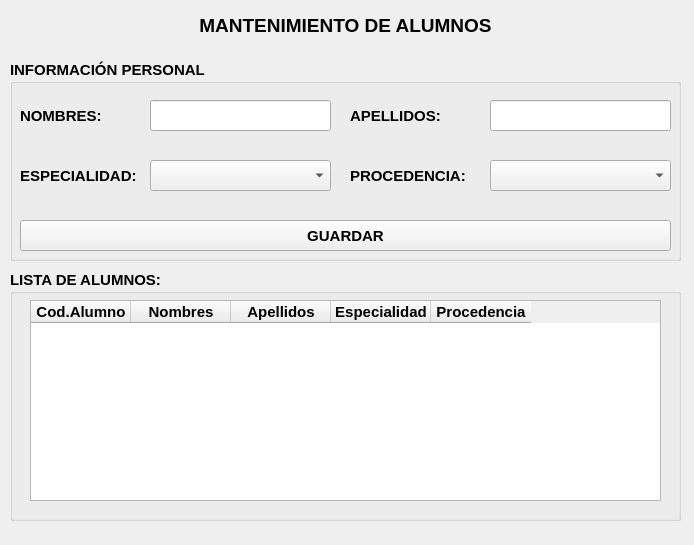
Before: the Qt Designer form view/frmalumno.ui in cursopoo1/app-notas-idat, drawn with Qt 5.
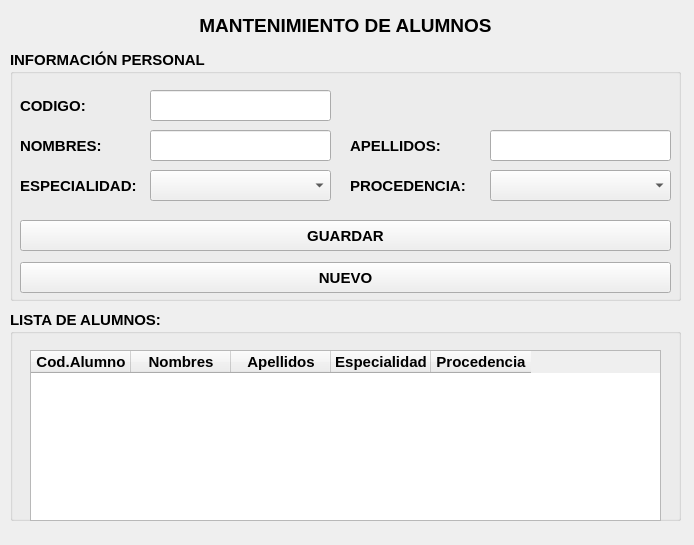
After: the same form once the commit is applied.

Commit message: click boton nuevo y cel click

```diff
--- a/view/frmalumno.ui
+++ b/view/frmalumno.ui
@@ -41,9 +41,9 @@
     <property name="geometry">
      <rect>
       <x>10</x>
-      <y>60</y>
+      <y>50</y>
       <width>671</width>
-      <height>201</height>
+      <height>251</height>
      </rect>
     </property>
     <property name="font">
@@ -60,7 +60,7 @@
      <property name="geometry">
       <rect>
        <x>10</x>
-       <y>40</y>
+       <y>80</y>
        <width>131</width>
        <height>31</height>
       </rect>
@@ -73,7 +73,7 @@
      <property name="geometry">
       <rect>
        <x>140</x>
-       <y>40</y>
+       <y>80</y>
        <width>181</width>
        <height>31</height>
       </rect>
@@ -83,7 +83,7 @@
      <property name="geometry">
       <rect>
        <x>480</x>
-       <y>40</y>
+       <y>80</y>
        <width>181</width>
        <height>31</height>
       </rect>
@@ -93,7 +93,7 @@
      <property name="geometry">
       <rect>
        <x>340</x>
-       <y>40</y>
+       <y>80</y>
        <width>131</width>
        <height>31</height>
       </rect>
@@ -106,7 +106,7 @@
      <property name="geometry">
       <rect>
        <x>10</x>
-       <y>105</y>
+       <y>125</y>
        <width>121</width>
        <height>21</height>
       </rect>
@@ -119,7 +119,7 @@
      <property name="geometry">
       <rect>
        <x>140</x>
-       <y>100</y>
+       <y>120</y>
        <width>181</width>
        <height>31</height>
       </rect>
@@ -129,7 +129,7 @@
      <property name="geometry">
       <rect>
        <x>340</x>
-       <y>105</y>
+       <y>125</y>
        <width>131</width>
        <height>21</height>
       </rect>
@@ -142,7 +142,7 @@
      <property name="geometry">
       <rect>
        <x>480</x>
-       <y>100</y>
+       <y>120</y>
        <width>181</width>
        <height>31</height>
       </rect>
@@ -152,7 +152,7 @@
      <property name="geometry">
       <rect>
        <x>10</x>
-       <y>160</y>
+       <y>170</y>
        <width>651</width>
        <height>31</height>
       </rect>
@@ -161,14 +161,53 @@
       <string>GUARDAR</string>
      </property>
     </widget>
+    <widget class="QPushButton" name="btnnuevo">
+     <property name="geometry">
+      <rect>
+       <x>10</x>
+       <y>212</y>
+       <width>651</width>
+       <height>31</height>
+      </rect>
+     </property>
+     <property name="text">
+      <string>NUEVO</string>
+     </property>
+    </widget>
+    <widget class="QLineEdit" name="txtcodigo">
+     <property name="geometry">
+      <rect>
+       <x>140</x>
+       <y>40</y>
+       <width>181</width>
+       <height>31</height>
+      </rect>
+     </property>
+     <property name="text">
+      <string/>
+     </property>
+    </widget>
+    <widget class="QLabel" name="label_5">
+     <property name="geometry">
+      <rect>
+       <x>10</x>
+       <y>40</y>
+       <width>121</width>
+       <height>31</height>
+      </rect>
+     </property>
+     <property name="text">
+      <string>CODIGO:</string>
+     </property>
+    </widget>
    </widget>
    <widget class="QGroupBox" name="groupBox_2">
     <property name="geometry">
      <rect>
       <x>10</x>
-      <y>270</y>
+      <y>310</y>
       <width>671</width>
-      <height>251</height>
+      <height>211</height>
      </rect>
     </property>
     <property name="font">
@@ -185,9 +224,9 @@
      <property name="geometry">
       <rect>
        <x>20</x>
-       <y>30</y>
+       <y>40</y>
        <width>631</width>
-       <height>201</height>
+       <height>171</height>
       </rect>
      </property>
      <column>
```
The commit also changes 3 other files.
